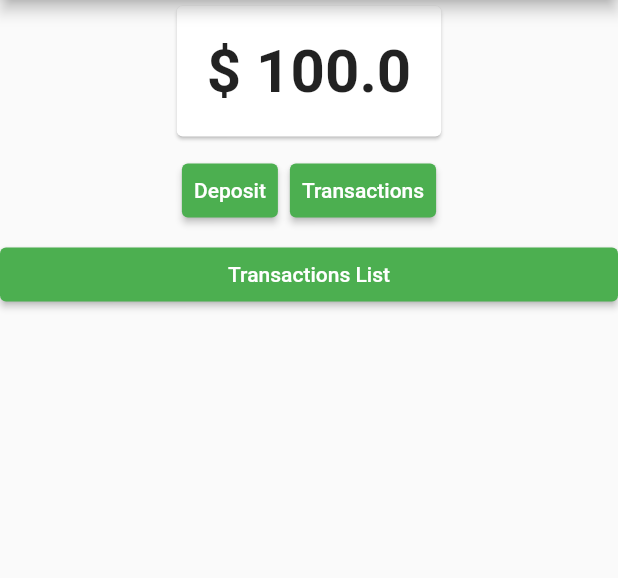
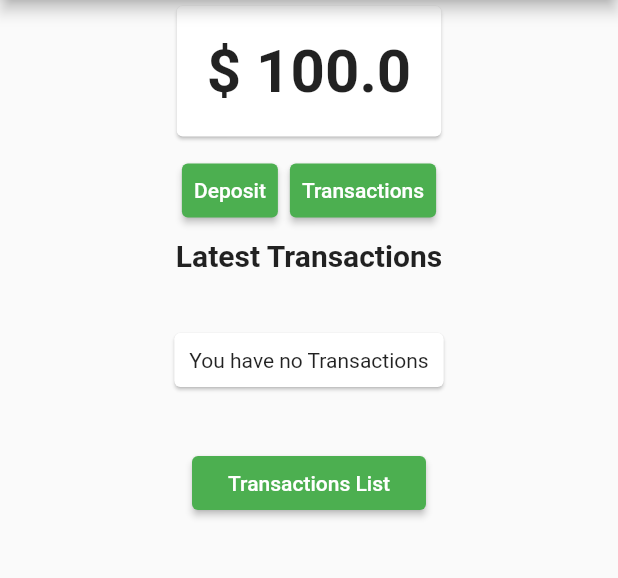
Before and after one commit to Kakomo/Flutter-Provider, a Flutter app: the screen it shows after launch, on a phone screen of 412 x 824 dp, the part 84-662 px from its top. Run offline on Flutter 3.47's test engine with Material 2 defaults, Android fonts, the phone set to English and light mode, and no system bars.

Commit message:
Class 5 - Lesson 2

```diff
--- /dev/null
+++ b/lib/components/latest.dart
@@ -0,0 +1,56 @@
+import 'package:bytebank/components/no_transactions_card.dart';
+import 'package:bytebank/models/transactions.dart';
+import 'package:bytebank/screens/transaction_list/components/transaction_list_item.dart';
+import 'package:bytebank/screens/transaction_list/transaction_list_screen.dart';
+import 'package:flutter/material.dart';
+import 'package:provider/provider.dart';
+
+class LatestTransactions extends StatelessWidget {
+  @override
+  Widget build(BuildContext context) {
+    return Column(
+      children: [
+        Text(
+          'Latest Transactions',
+          style: TextStyle(
+            fontWeight: FontWeight.bold,
+            fontSize: 20,
+          ),
+        ),
+        Consumer<Transactions>(builder: (context, transactions, child) {
+          int size = 2;
+          final _latestTransactions = transactions.transactions.reversed.toList();
+          final _quantity = transactions.transactions.length;
+
+          if(_quantity == 0){
+            return NoTransactionsCard();
+          }
+
+          if(_quantity < 2){
+            size = _quantity;
+          }
+
+          return ListView.builder(
+            padding: const EdgeInsets.all(8),
+              itemCount: size,
+              shrinkWrap: true,
+              itemBuilder: (context, index) {
+                return TransactionListItem(_latestTransactions[index]);
+          });
+        }),
+        RaisedButton(
+          child: Text('Transactions List'),
+          color: Colors.green,
+          onPressed: () {
+            Navigator.push(
+              context,
+              MaterialPageRoute(builder: (context) {
+                return TransactionListScreen();
+              }),
+            );
+          },
+        ),
+      ],
+    );
+  }
+}
--- /dev/null
+++ b/lib/components/no_transactions_card.dart
@@ -0,0 +1,17 @@
+import 'package:flutter/material.dart';
+
+class NoTransactionsCard extends StatelessWidget {
+  @override
+  Widget build(BuildContext context) {
+    return Card(
+      margin: EdgeInsets.all(40),
+      child: Padding(
+        padding: EdgeInsets.all(10),
+        child: Text(
+          'You have no Transactions',
+          textAlign: TextAlign.center,
+        ),
+      ),
+    );
+  }
+}
--- a/lib/screens/dashboard.dart
+++ b/lib/screens/dashboard.dart
@@ -1,4 +1,5 @@
 import 'package:bytebank/components/BalanceCard.dart';
+import 'package:bytebank/components/latest.dart';
 import 'package:bytebank/models/balance.dart';
 import 'package:bytebank/screens/deposit_form.dart';
 import 'package:bytebank/screens/transaction_form/transaction_form_screen.dart';
@@ -48,18 +49,7 @@ class Dashboard extends StatelessWidget {
                 ),
               ],
             ),
-            RaisedButton(
-              child: Text('Transactions List'),
-              color: Colors.green,
-              onPressed: () {
-                Navigator.push(
-                  context,
-                  MaterialPageRoute(builder: (context) {
-                    return TransactionListScreen();
-                  }),
-                );
-              },
-            ),
+            LatestTransactions(),
           ],
         ));
   }
```
